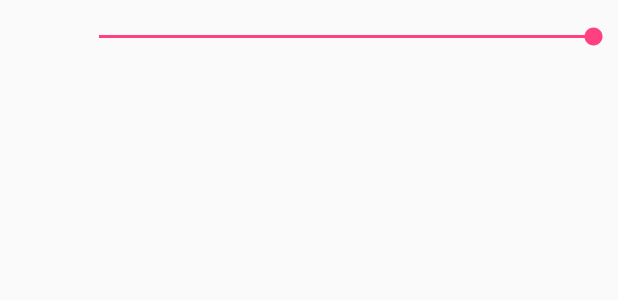
After one commit to Chengcheng2017/ColorMixing-, an Android app: the layout color_list_item.xml on its own in the app's theme, with its tools: preview values and no code run, on a phone screen of 412 x 824 dp. The commit adds this screen. Shown: the top 300 px of the screen. Run offline under Robolectric (Android 15) with nearby library versions, the phone set to English and light mode, and no system bars.

Commit message:
Built the interface

```diff
--- /dev/null
+++ b/app/src/main/res/layout/color_list_item.xml
@@ -0,0 +1,19 @@
+<?xml version="1.0" encoding="utf-8"?>
+<LinearLayout xmlns:android="http://schemas.android.com/apk/res/android"
+    android:orientation="horizontal" android:layout_width="match_parent"
+    android:layout_height="match_parent">
+
+    <TextView
+        android:layout_width="50dp"
+        android:layout_height="50dp"
+        android:id="@+id/color_square"
+        />
+
+    <SeekBar
+        android:layout_width="match_parent"
+        android:layout_height="50dp"
+        android:id="@+id/color_adjust"
+        android:max="255"
+        android:progress="255"
+        />
+</LinearLayout>
--- a/app/src/main/res/values/colors.xml
+++ b/app/src/main/res/values/colors.xml
@@ -3,4 +3,6 @@
     <color name="colorPrimary">#3F51B5</color>
     <color name="colorPrimaryDark">#303F9F</color>
     <color name="colorAccent">#FF4081</color>
+
+    <color name="bottom_background">#B71C1C</color>
 </resources>
```
Also changed, not shown: app/src/main/java/chengcheng/colormixing/ColorAdapter.java (added, +54 -0 lines), app/src/main/java/chengcheng/colormixing/ColorList.java (added, +26 -0 lines), app/src/main/java/chengcheng/colormixing/MainActivity.java (+22 -0 lines), app/src/main/res/layout/activity_main.xml (+27 -4 lines).
